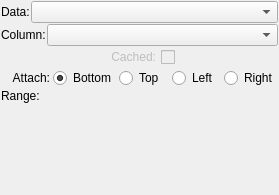
Before: the Qt Designer form code/plotms/Gui/PlotMSAxisWidget.ui in pkgw/casa, drawn with Qt 5.
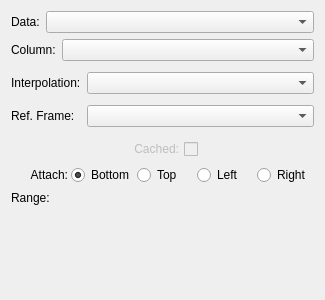
After: the same form once the commit is applied.

Diff of the .ui file:
```diff
--- a/code/plotms/Gui/PlotMSAxisWidget.ui
+++ b/code/plotms/Gui/PlotMSAxisWidget.ui
@@ -6,12 +6,12 @@
    <rect>
     <x>0</x>
     <y>0</y>
-    <width>279</width>
-    <height>195</height>
+    <width>325</width>
+    <height>300</height>
    </rect>
   </property>
   <property name="sizePolicy">
-   <sizepolicy hsizetype="Preferred" vsizetype="Fixed">
+   <sizepolicy hsizetype="Preferred" vsizetype="Expanding">
     <horstretch>0</horstretch>
     <verstretch>0</verstretch>
    </sizepolicy>
@@ -19,19 +19,13 @@
   <property name="maximumSize">
    <size>
     <width>16777215</width>
-    <height>200</height>
+    <height>400</height>
    </size>
   </property>
   <property name="windowTitle">
    <string>PlotMS Axis Widget</string>
   </property>
   <layout class="QVBoxLayout" name="verticalLayout_2">
-   <property name="spacing">
-    <number>1</number>
-   </property>
-   <property name="margin">
-    <number>1</number>
-   </property>
    <item>
     <layout class="QHBoxLayout" name="horizontalLayout_2">
      <item>
@@ -76,6 +70,67 @@
      </item>
     </layout>
    </item>
+   <item>
+    <widget class="QFrame" name="dirParamsFrame">
+     <property name="sizePolicy">
+      <sizepolicy hsizetype="Preferred" vsizetype="Fixed">
+       <horstretch>0</horstretch>
+       <verstretch>0</verstretch>
+      </sizepolicy>
+     </property>
+     <property name="minimumSize">
+      <size>
+       <width>0</width>
+       <height>66</height>
+      </size>
+     </property>
+     <property name="frameShape">
+      <enum>QFrame::NoFrame</enum>
+     </property>
+     <property name="frameShadow">
+      <enum>QFrame::Plain</enum>
+     </property>
+     <layout class="QGridLayout" name="dirParamsLayout">
+      <property name="margin">
+       <number>0</number>
+      </property>
+      <item row="0" column="0">
+       <widget class="QLabel" name="interpLabel">
+        <property name="text">
+         <string>Interpolation:</string>
+        </property>
+       </widget>
+      </item>
+      <item row="0" column="1">
+       <widget class="QComboBox" name="interpCombo">
+        <property name="sizePolicy">
+         <sizepolicy hsizetype="Expanding" vsizetype="Fixed">
+          <horstretch>0</horstretch>
+          <verstretch>0</verstretch>
+         </sizepolicy>
+        </property>
+       </widget>
+      </item>
+      <item row="1" column="0">
+       <widget class="QLabel" name="refFrameLabel">
+        <property name="text">
+         <string>Ref. Frame:</string>
+        </property>
+       </widget>
+      </item>
+      <item row="1" column="1">
+       <widget class="QComboBox" name="refFrameCombo">
+        <property name="sizePolicy">
+         <sizepolicy hsizetype="Expanding" vsizetype="Fixed">
+          <horstretch>0</horstretch>
+          <verstretch>0</verstretch>
+         </sizepolicy>
+        </property>
+       </widget>
+      </item>
+     </layout>
+    </widget>
+   </item>
    <item>
     <layout class="QHBoxLayout" name="horizontalLayout_4">
      <item>
```
Left out of the diff: 2 changed lines with no effect on the pictures.
